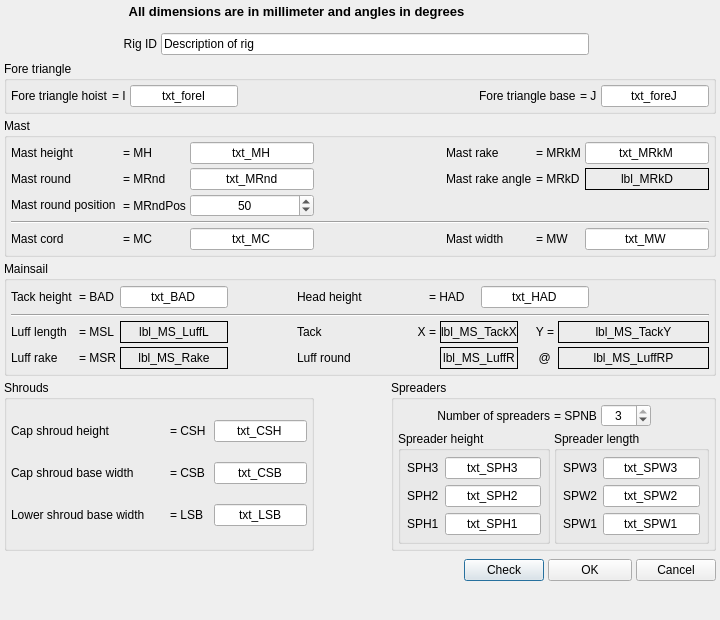
Above: src/formrigdefbase.ui from sailcut/sailcut before the change. Below: the same form after it.
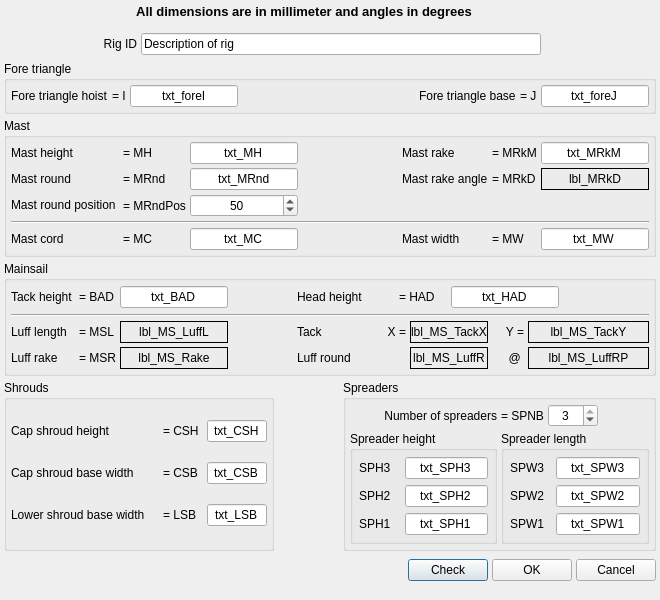
That is the form after the change.

Commit message: shrunk dimensions windows to minimum

```diff
--- a/src/formrigdefbase.ui
+++ b/src/formrigdefbase.ui
@@ -6,14 +6,22 @@
    <rect>
     <x>0</x>
     <y>0</y>
-    <width>720</width>
-    <height>620</height>
+    <width>660</width>
+    <height>600</height>
    </rect>
   </property>
+  <property name="sizePolicy" >
+   <sizepolicy>
+    <hsizetype>1</hsizetype>
+    <vsizetype>1</vsizetype>
+    <horstretch>0</horstretch>
+    <verstretch>0</verstretch>
+   </sizepolicy>
+  </property>
   <property name="minimumSize" >
    <size>
-    <width>720</width>
-    <height>620</height>
+    <width>660</width>
+    <height>590</height>
    </size>
   </property>
   <property name="windowTitle" >
@@ -492,6 +500,12 @@
          </item>
          <item row="1" column="0" >
           <widget class="QLabel" name="lbl_SPH2" >
+           <property name="minimumSize" >
+            <size>
+             <width>30</width>
+             <height>22</height>
+            </size>
+           </property>
            <property name="text" >
             <string>SPH2</string>
            </property>
@@ -499,6 +513,12 @@
          </item>
          <item row="0" column="0" >
           <widget class="QLabel" name="lbl_SPH3" >
+           <property name="minimumSize" >
+            <size>
+             <width>40</width>
+             <height>22</height>
+            </size>
+           </property>
            <property name="text" >
             <string>SPH3</string>
            </property>
@@ -506,6 +526,12 @@
          </item>
          <item row="2" column="0" >
           <widget class="QLabel" name="lbl_SPH1" >
+           <property name="minimumSize" >
+            <size>
+             <width>30</width>
+             <height>22</height>
+            </size>
+           </property>
            <property name="text" >
             <string>SPH1</string>
            </property>
@@ -536,6 +562,12 @@
          </property>
          <item row="0" column="0" >
           <widget class="QLabel" name="lbl_SPW3" >
+           <property name="minimumSize" >
+            <size>
+             <width>40</width>
+             <height>22</height>
+            </size>
+           </property>
            <property name="text" >
             <string>SPW3</string>
            </property>
@@ -559,6 +591,12 @@
          </item>
          <item row="2" column="0" >
           <widget class="QLabel" name="lbl_SPW1" >
+           <property name="minimumSize" >
+            <size>
+             <width>0</width>
+             <height>22</height>
+            </size>
+           </property>
            <property name="text" >
             <string>SPW1</string>
            </property>
@@ -582,6 +620,12 @@
          </item>
          <item row="1" column="0" >
           <widget class="QLabel" name="lbl_SPW2" >
+           <property name="minimumSize" >
+            <size>
+             <width>0</width>
+             <height>22</height>
+            </size>
+           </property>
            <property name="text" >
             <string>SPW2</string>
            </property>
@@ -1588,7 +1632,7 @@
      </property>
      <property name="minimumSize" >
       <size>
-       <width>30</width>
+       <width>50</width>
        <height>22</height>
       </size>
      </property>
@@ -1600,24 +1644,11 @@
      </property>
     </widget>
    </item>
-   <item row="1" column="6" colspan="2" >
-    <spacer>
-     <property name="orientation" >
-      <enum>Qt::Horizontal</enum>
-     </property>
-     <property name="sizeHint" >
-      <size>
-       <width>71</width>
-       <height>25</height>
-      </size>
-     </property>
-    </spacer>
-   </item>
-   <item row="0" column="0" colspan="6" >
+   <item row="0" column="0" colspan="8" >
     <widget class="QLabel" name="lbl_TopFrame" >
      <property name="sizePolicy" >
       <sizepolicy>
-       <hsizetype>1</hsizetype>
+       <hsizetype>5</hsizetype>
        <vsizetype>1</vsizetype>
        <horstretch>0</horstretch>
        <verstretch>0</verstretch>
@@ -1625,7 +1656,7 @@
      </property>
      <property name="minimumSize" >
       <size>
-       <width>200</width>
+       <width>500</width>
        <height>24</height>
       </size>
      </property>
@@ -1656,6 +1687,19 @@
      </property>
     </widget>
    </item>
+   <item row="1" column="7" >
+    <spacer>
+     <property name="orientation" >
+      <enum>Qt::Horizontal</enum>
+     </property>
+     <property name="sizeHint" >
+      <size>
+       <width>60</width>
+       <height>25</height>
+      </size>
+     </property>
+    </spacer>
+   </item>
   </layout>
  </widget>
  <layoutdefault spacing="8" margin="8" />
```
The commit also changes 2 other files.
